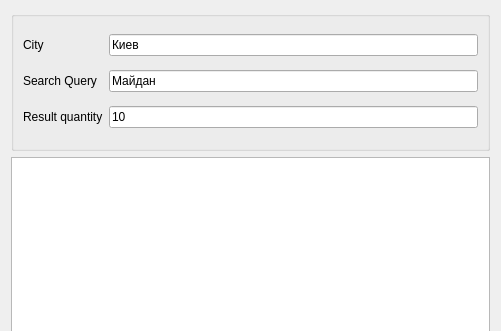
This is uis/select_groups.ui in ozeron/messenger as Qt 5 draws it before an edit; both pictures show x 0 to 501 and y 0 to 331 of the 501 by 539 pixel window. The edited form follows.
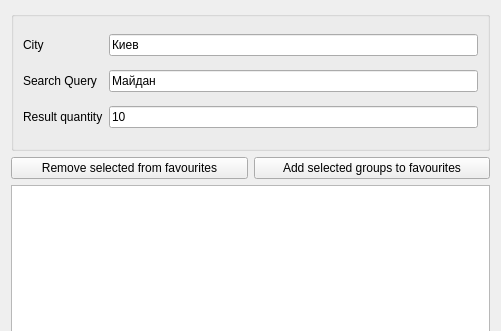
This is the edited form.

Commit message: Improved select groups ui

```diff
--- a/uis/select_groups.ui
+++ b/uis/select_groups.ui
@@ -13,7 +13,7 @@
   <property name="windowTitle">
    <string>Find groups by region</string>
   </property>
-  <layout class="QVBoxLayout" name="verticalLayout" stretch="0,1,0,0">
+  <layout class="QVBoxLayout" name="verticalLayout" stretch="0,0,1,0,0">
    <item>
     <widget class="QGroupBox" name="groupBox">
      <property name="minimumSize">
@@ -71,6 +71,24 @@
      </layout>
     </widget>
    </item>
+   <item>
+    <layout class="QHBoxLayout" name="horizontalLayout_2">
+     <item>
+      <widget class="QPushButton" name="btnRemove">
+       <property name="text">
+        <string>Remove selected from favourites</string>
+       </property>
+      </widget>
+     </item>
+     <item>
+      <widget class="QPushButton" name="btnAdd">
+       <property name="text">
+        <string>Add selected groups to favourites</string>
+       </property>
+      </widget>
+     </item>
+    </layout>
+   </item>
    <item>
     <widget class="QTableWidget" name="vwvGroups"/>
    </item>
```
The commit also changes 1 other file.
